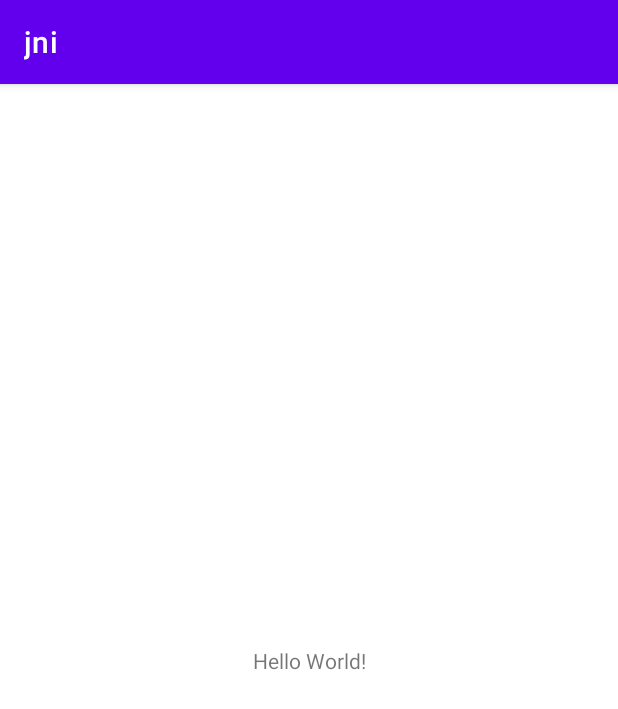
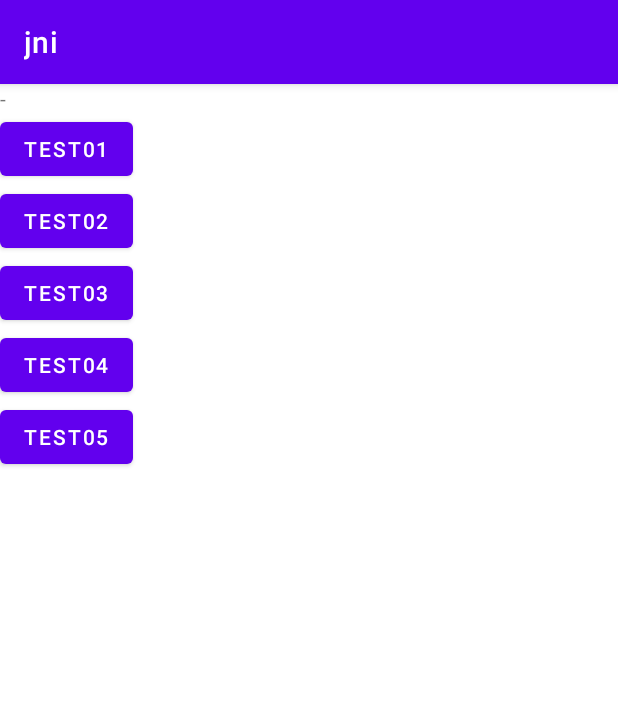
Before and after one commit to zhangdonghao0104/JniProject, an Android app: the screen it shows after launch (MainActivity), on a phone screen of 412 x 824 dp. Shown: the top 709 px of the screen. Run offline under Robolectric (Android 15) with nearby library versions, the phone set to English and light mode, and no system bars; 4 statements that could not run were skipped.

Commit message:
操作数组

```diff
--- a/app/src/main/java/com/zdh/jni/MainActivity.java
+++ b/app/src/main/java/com/zdh/jni/MainActivity.java
@@ -3,18 +3,28 @@ package com.zdh.jni;
 import androidx.appcompat.app.AppCompatActivity;
 
 import android.os.Bundle;
+import android.util.Log;
+import android.view.View;
 import android.widget.TextView;
 
 import com.zdh.jni.databinding.ActivityMainBinding;
 
 public class MainActivity extends AppCompatActivity {
 
-    // Used to load the 'native-lib' library on application startup.
     static {
         System.loadLibrary("native-lib");
     }
 
+    public native void changeName();
+
+    public native void changeAge();
+
+    private String name = "zdh";
+    private int age = 10;
+
     private ActivityMainBinding binding;
+
+    public native void testArrayAction(int count, String textInfo, int[] ints, String[] strs); // String引用类型，玩数组
 
     @Override
     protected void onCreate(Bundle savedInstanceState) {
@@ -23,9 +33,48 @@ public class MainActivity extends AppCompatActivity {
         binding = ActivityMainBinding.inflate(getLayoutInflater());
         setContentView(binding.getRoot());
 
-        // Example of a call to a native method
         TextView tv = binding.sampleText;
         tv.setText(stringFromJNI());
+
+
+        Log.e("TAG", "onCreate: 修改前" + name);
+        changeName();
+        Log.e("TAG", "onCreate: 修改后" + name);
+
+        Log.e("TAG", "onCreate: 年龄修改前" + age);
+        changeAge();
+        Log.e("TAG", "onCreate: 年龄修改后" + age);
+    }
+
+    // 点击事件：操作insertObject函数
+    public void test01(View view) {
+        int[] ints = new int[]{1, 2, 3, 4, 5, 6};
+        String[] strs = new String[]{"李小龙", "李连杰", "李元霸"};
+        testArrayAction(99, "你好", ints, strs);
+
+        for (int anInt : ints) { // Java 输出 int 数组
+            Log.d("TAG", "Java test01: java ints:" + anInt);
+        }
+
+        for (String str : strs) { // 输出 String 数组
+            Log.e("TAG", "Java test01: java strs:" + str);
+        }
+    }
+
+    // 点击事件：操作insertObject函数
+    public void test02(View view) {
+    }
+
+    // 点击事件：操作insertObject函数
+    public void test03(View view) {
+    }
+
+    // 点击事件：操作insertObject函数
+    public void test04(View view) {
+    }
+
+    // 点击事件：操作insertObject函数
+    public void test05(View view) {
     }
 
     /**
--- a/app/src/main/res/layout/activity_main.xml
+++ b/app/src/main/res/layout/activity_main.xml
@@ -1,19 +1,52 @@
 <?xml version="1.0" encoding="utf-8"?>
-<androidx.constraintlayout.widget.ConstraintLayout xmlns:android="http://schemas.android.com/apk/res/android"
-    xmlns:app="http://schemas.android.com/apk/res-auto"
+<LinearLayout
+    xmlns:android="http://schemas.android.com/apk/res/android"
     xmlns:tools="http://schemas.android.com/tools"
     android:layout_width="match_parent"
     android:layout_height="match_parent"
-    tools:context=".MainActivity">
+    tools:context=".MainActivity"
+    android:orientation="vertical">
 
     <TextView
         android:id="@+id/sample_text"
         android:layout_width="wrap_content"
         android:layout_height="wrap_content"
-        android:text="Hello World!"
-        app:layout_constraintBottom_toBottomOf="parent"
-        app:layout_constraintLeft_toLeftOf="parent"
-        app:layout_constraintRight_toRightOf="parent"
-        app:layout_constraintTop_toTopOf="parent" />
+        android:text="-"
+        />
 
-</androidx.constraintlayout.widget.ConstraintLayout>
+    <Button
+        android:layout_width="wrap_content"
+        android:layout_height="wrap_content"
+        android:onClick="test01"
+        android:text="test01"
+        />
+
+    <Button
+        android:layout_width="wrap_content"
+        android:layout_height="wrap_content"
+        android:onClick="test02"
+        android:text="test02"
+        />
+
+    <Button
+        android:layout_width="wrap_content"
+        android:layout_height="wrap_content"
+        android:onClick="test03"
+        android:text="test03"
+        />
+
+    <Button
+        android:layout_width="wrap_content"
+        android:layout_height="wrap_content"
+        android:onClick="test04"
+        android:text="test04"
+        />
+
+    <Button
+        android:layout_width="wrap_content"
+        android:layout_height="wrap_content"
+        android:onClick="test05"
+        android:text="test05"
+        />
+
+</LinearLayout>
```
Also changed, not shown: 1 other file.
